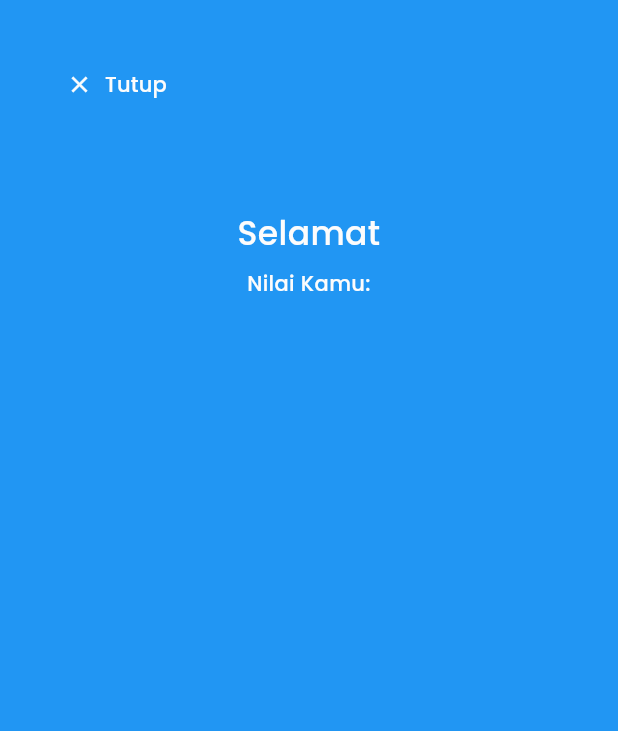
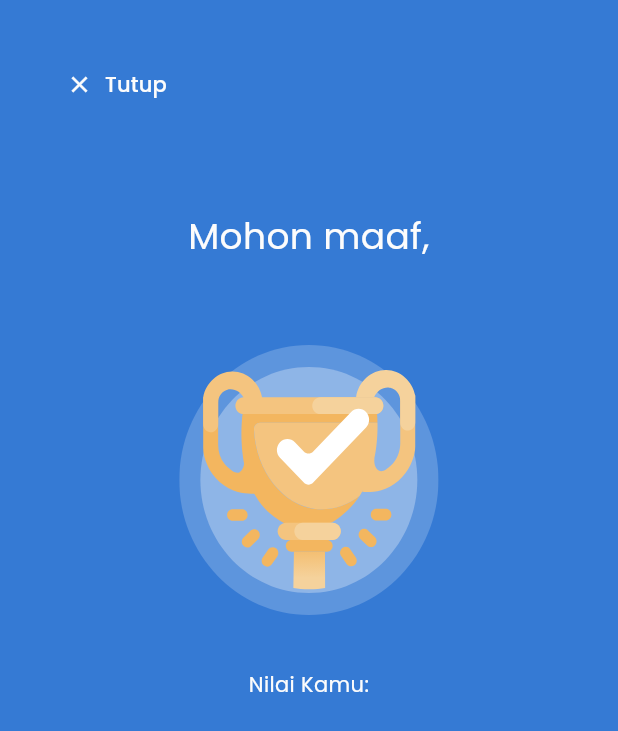
Before and after one commit to bintangbind9/edspert_flutter_final_project_elearning, a Flutter app: the ExerciseResultPage screen opened directly with empty values, on a phone screen of 412 x 824 dp. Shown: the top 731 px of the screen. Run offline on Flutter 3.47's test engine with Material 2 defaults, Android fonts, the phone set to English and light mode, and no system bars; our stand-ins replace cached_network_image, connectivity_plus, dio, firebase_auth, firebase_core, flutter_svg and 6 more; accounts and stored records are empty; project files that could hold a hidden picture were left out.

Commit message:
Update Exercise Result Page

```diff
--- /dev/null
+++ b/lib/data/model/arguments/exercise_result_page_args.dart
@@ -0,0 +1,11 @@
+class ExerciseResultPageArgs {
+  final String resultScore;
+  final bool isSuccess;
+  final String? message;
+
+  const ExerciseResultPageArgs({
+    required this.resultScore,
+    required this.isSuccess,
+    this.message
+  });
+}
--- a/lib/presentation/exercise/questions_form/exercise_questions_form_page.dart
+++ b/lib/presentation/exercise/questions_form/exercise_questions_form_page.dart
@@ -26,7 +26,7 @@ class ExerciseQuestionsFormPage extends StatelessWidget {
         builder: (controller) {
           List<Question> questions = controller.questionList;
           int activeQuestionIndex = controller.activeQuestionIndex;
-          if (questions.isEmpty) {
+          if (questions.isEmpty || controller.submitAnswerLoading) {
             return const Center(child: CircularProgressIndicator());
           }
           Question activeQuestion = questions[activeQuestionIndex];
--- a/lib/presentation/exercise/result/exercise_result_controller.dart
+++ b/lib/presentation/exercise/result/exercise_result_controller.dart
@@ -1,12 +1,18 @@
+import 'package:edspert_flutter_final_project_elearning/data/model/arguments/exercise_result_page_args.dart';
 import 'package:get/get.dart';
 
 class ExerciseResultController extends GetxController {
   late String resultScore;
+  late bool isSuccessGetResult;
+  late String getResultMessage;
 
   @override
   void onInit() {
     super.onInit();
 
-    resultScore = Get.arguments as String;
+    ExerciseResultPageArgs args = Get.arguments as ExerciseResultPageArgs;
+    resultScore = args.resultScore;
+    isSuccessGetResult = args.isSuccess;
+    getResultMessage = args.message ?? '';
   }
 }
--- a/lib/presentation/exercise/result/exercise_result_page.dart
+++ b/lib/presentation/exercise/result/exercise_result_page.dart
@@ -1,7 +1,9 @@
 import 'package:flutter/material.dart';
+import 'package:flutter_svg/flutter_svg.dart';
 import 'package:get/get.dart';
 
 import '../../../core/constants/app_colors.dart';
+import '../../../core/constants/asset_images.dart';
 import 'exercise_result_controller.dart';
 
 class ExerciseResultPage extends GetView<ExerciseResultController> {
@@ -10,8 +12,9 @@ class ExerciseResultPage extends GetView<ExerciseResultController> {
   @override
   Widget build(BuildContext context) {
     return Scaffold(
-      backgroundColor: Colors.blue,
+      backgroundColor: AppColors.primary,
       body: SafeArea(
+        child: SingleChildScrollView(
           child: Padding(
             padding: const EdgeInsets.all(32),
             child: Column(
@@ -40,27 +43,48 @@ class ExerciseResultPage extends GetView<ExerciseResultController> {
                   ),
                 ),
                 const SizedBox(height: 60),
+                Text(
+                  controller.isSuccessGetResult ? 'Selamat' : 'Mohon maaf,',
+                  style: const TextStyle(
+                    color: AppColors.grayscaleOffWhite,
+                    fontSize: 24,
+                    fontWeight: FontWeight.w400,
+                  ),
+                  textAlign: TextAlign.center,
+                ),
+                Text(
+                    controller.isSuccessGetResult
+                        ? 'Kamu telah menyelesaikan Kuiz ini'
+                        : controller.getResultMessage,
+                    style: const TextStyle(
+                        color: AppColors.grayscaleOffWhite,
+                        fontSize: 14,
+                        fontWeight: FontWeight.w400),
+                    textAlign: TextAlign.center),
+                const SizedBox(height: 36),
+                SvgPicture.asset(AssetImages.imgChampionSvg),
+                const SizedBox(height: 36),
                 const Text(
-                'Selamat',
+                  'Nilai Kamu:',
                   style: TextStyle(
                     color: AppColors.grayscaleOffWhite,
-                  fontSize: 22,
-                  fontWeight: FontWeight.w500,
+                    fontSize: 14,
+                    fontWeight: FontWeight.w400,
                   ),
                   textAlign: TextAlign.center,
                 ),
                 const SizedBox(height: 8),
                 Text(
-                'Nilai Kamu: ${controller.resultScore}',
+                  controller.resultScore,
                   style: const TextStyle(
                     color: AppColors.grayscaleOffWhite,
-                  fontSize: 14,
-                  fontWeight: FontWeight.w500,
+                    fontSize: 96,
+                    fontWeight: FontWeight.w400,
                   ),
                   textAlign: TextAlign.center,
                 ),
-              const SizedBox(height: 32),
               ],
+            ),
           ),
         ),
       ),
--- a/lib/routes/pages.dart
+++ b/lib/routes/pages.dart
@@ -1,5 +1,6 @@
 import 'package:get/get_navigation/src/routes/get_route.dart';
 
+import '../data/model/arguments/exercise_result_page_args.dart';
 import '../presentation/auth/login/login_binding.dart';
 import '../presentation/auth/login/login_page.dart';
 import '../presentation/auth/register/register_binding.dart';
@@ -69,7 +70,7 @@ class Pages {
       name: Routes.exerciseResult,
       page: () => const ExerciseResultPage(),
       binding: ExerciseResultBinding(),
-      arguments: String,
+      arguments: ExerciseResultPageArgs,
     ),
     GetPage(
       name: ProfileEditPage.routeName,
```
Also changed, not shown: lib/presentation/exercise/questions_form/exercise_questions_form_controller.dart (+21 -10 lines). Lines whose indentation alone changed are shown as unchanged.
